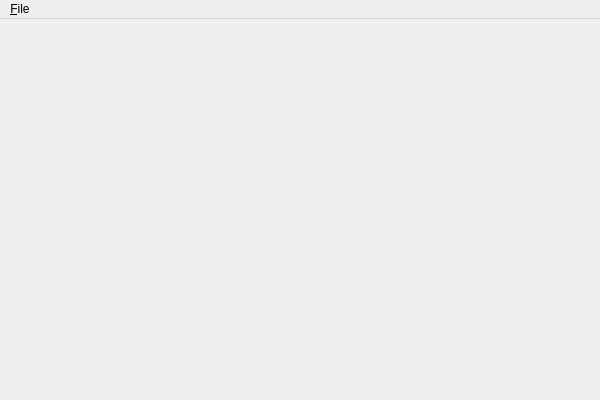
First picture: the form in source/mainwindow.ui, repository martin-kudlicka/crypto-miner, before the edit.
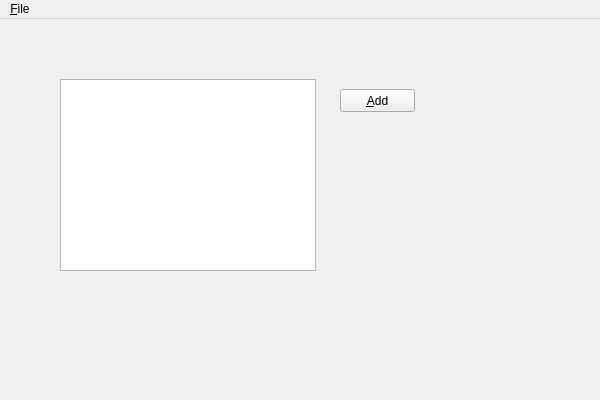
Second picture: the form after the edit.

Commit message: + name in miner unit dialog

```diff
--- a/source/mainwindow.ui
+++ b/source/mainwindow.ui
@@ -13,7 +13,31 @@
   <property name="windowTitle">
    <string>Crypto Miner</string>
   </property>
-  <widget class="QWidget" name="centralWidget"/>
+  <widget class="QWidget" name="centralWidget">
+   <widget class="QTreeView" name="miningView">
+    <property name="geometry">
+     <rect>
+      <x>60</x>
+      <y>60</y>
+      <width>256</width>
+      <height>192</height>
+     </rect>
+    </property>
+   </widget>
+   <widget class="QPushButton" name="miningUnitAdd">
+    <property name="geometry">
+     <rect>
+      <x>340</x>
+      <y>70</y>
+      <width>75</width>
+      <height>23</height>
+     </rect>
+    </property>
+    <property name="text">
+     <string>&amp;Add</string>
+    </property>
+   </widget>
+  </widget>
   <widget class="QMenuBar" name="menuBar">
    <property name="geometry">
     <rect>
```
The commit also changes 5 other files.
